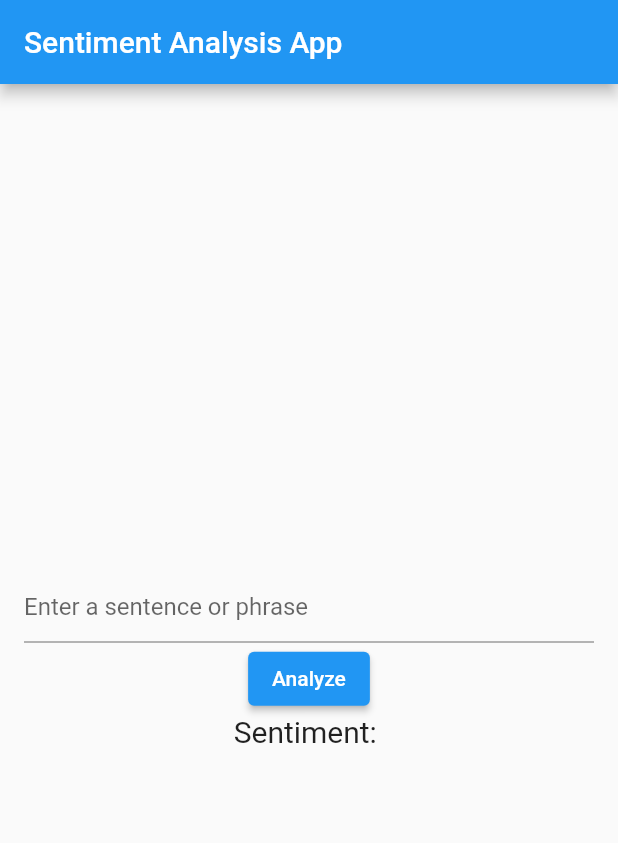
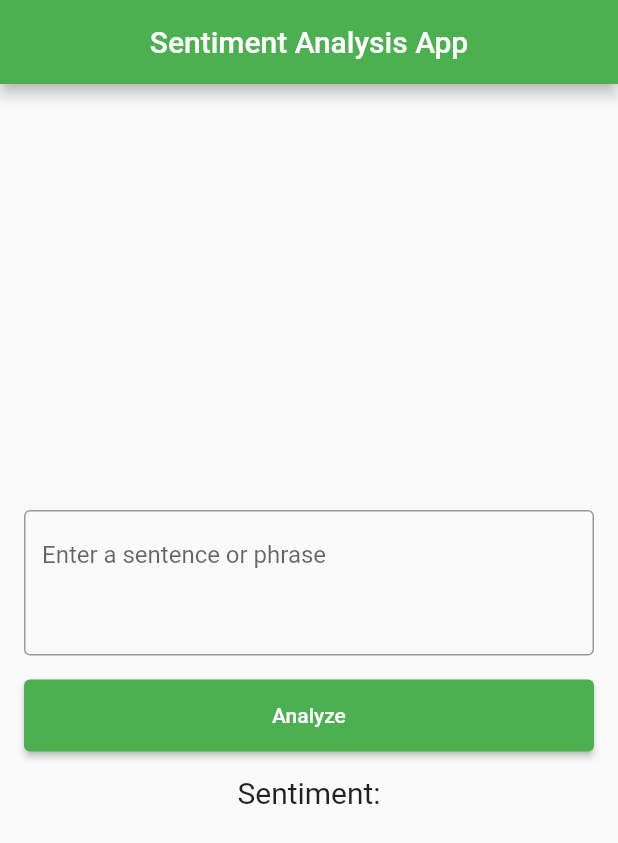
Before and after one commit to Albaraazain/sentiment_app, a Flutter app: the screen it shows after launch, on a phone screen of 412 x 824 dp. Shown: the top 843 px of the screen. Run offline on Flutter 3.47's test engine with Material 2 defaults, Android fonts, the phone set to English and light mode, and no system bars.

Commit message:
update main.dart

```diff
--- a/lib/main.dart
+++ b/lib/main.dart
@@ -1,4 +1,4 @@
-// ignore_for_file: prefer_final_fields, library_private_types_in_public_api, use_key_in_widget_constructors, prefer_const_constructors
+// ignore_for_file: use_key_in_widget_constructors, prefer_final_fields, prefer_const_constructors, sort_child_properties_last
 
 import 'dart:convert';
 import 'package:flutter/material.dart';
@@ -10,6 +10,12 @@ class MyApp extends StatelessWidget {
   @override
   Widget build(BuildContext context) {
     return MaterialApp(
+      debugShowCheckedModeBanner: false, // remove debug banner
+      theme: ThemeData(
+        primaryColor: Colors.green,
+        colorScheme: ColorScheme.fromSwatch()
+            .copyWith(background: Colors.grey[200], primary: Colors.green),
+      ),
       home: SentimentAnalysisPage(),
     );
   }
@@ -17,6 +23,7 @@ class MyApp extends StatelessWidget {
 
 class SentimentAnalysisPage extends StatefulWidget {
   @override
+  // ignore: library_private_types_in_public_api
   _SentimentAnalysisPageState createState() => _SentimentAnalysisPageState();
 }
 
@@ -46,25 +53,35 @@ class _SentimentAnalysisPageState extends State<SentimentAnalysisPage> {
     return Scaffold(
       appBar: AppBar(
         title: Text('Sentiment Analysis App'),
+        centerTitle: true,
       ),
       body: Padding(
         padding: const EdgeInsets.all(16.0),
         child: Column(
           mainAxisAlignment: MainAxisAlignment.center,
+          crossAxisAlignment: CrossAxisAlignment.stretch,
           children: [
             TextField(
               controller: _controller,
               decoration: InputDecoration(
                 hintText: 'Enter a sentence or phrase',
+                border: OutlineInputBorder(),
               ),
+              maxLines: 3,
             ),
+            SizedBox(height: 16),
             ElevatedButton(
               onPressed: analyzeSentiment,
               child: Text('Analyze'),
+              style: ElevatedButton.styleFrom(
+                padding: EdgeInsets.symmetric(vertical: 16),
+              ),
             ),
+            SizedBox(height: 16),
             Text(
               'Sentiment: $_sentiment',
               style: TextStyle(fontSize: 20),
+              textAlign: TextAlign.center,
             ),
           ],
         ),
```
